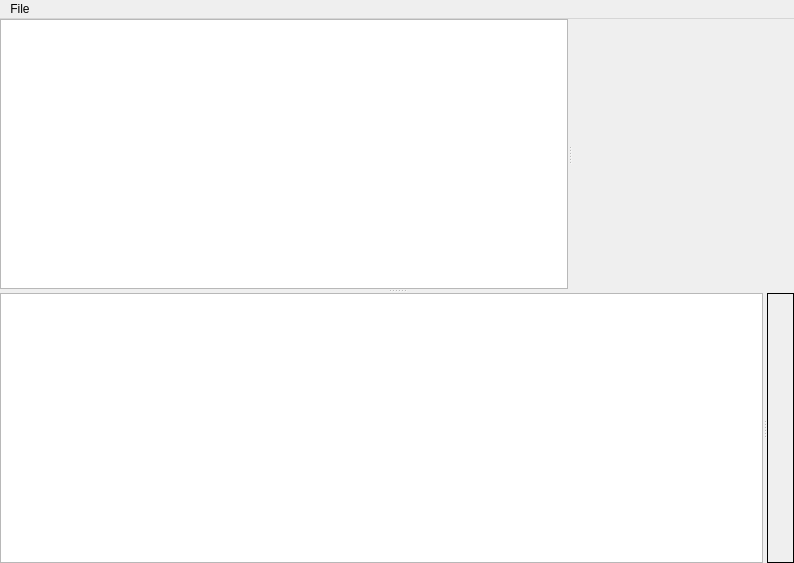
Above: cubes3d.ui from spacesinmotion/Cubes3D before the change. Below: the same form after it.
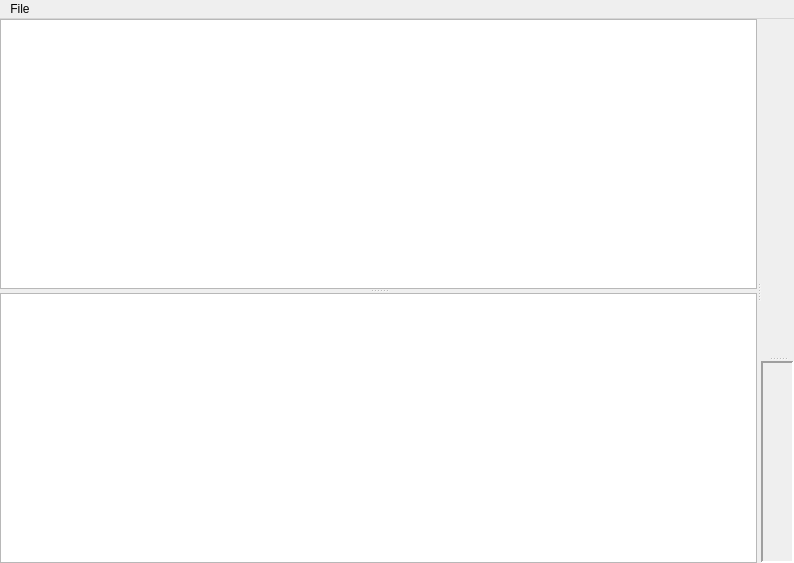
That is the form after the change. Custom widgets are drawn as their Qt base class.

Commit message: change screen alignment

Patch:
```diff
--- a/cubes3d.ui
+++ b/cubes3d.ui
@@ -14,7 +14,10 @@
    <string>Cubes3D</string>
   </property>
   <widget class="QWidget" name="centralWidget">
-   <layout class="QHBoxLayout" name="horizontalLayout">
+   <layout class="QVBoxLayout" name="verticalLayout">
+    <property name="spacing">
+     <number>0</number>
+    </property>
     <property name="leftMargin">
      <number>0</number>
     </property>
@@ -28,13 +31,13 @@
      <number>0</number>
     </property>
     <item>
-     <widget class="QSplitter" name="spTopBottom">
+     <widget class="QSplitter" name="spLeftRight">
       <property name="orientation">
-       <enum>Qt::Vertical</enum>
+       <enum>Qt::Horizontal</enum>
       </property>
       <widget class="QSplitter" name="spCodeScene">
        <property name="orientation">
-        <enum>Qt::Horizontal</enum>
+        <enum>Qt::Vertical</enum>
        </property>
        <widget class="QTextEdit" name="teFeIn">
         <property name="font">
@@ -44,12 +47,6 @@
          </font>
         </property>
        </widget>
-       <widget class="View3D" name="view3d" native="true"/>
-      </widget>
-      <widget class="QSplitter" name="spLogImg">
-       <property name="orientation">
-        <enum>Qt::Horizontal</enum>
-       </property>
        <widget class="QTextEdit" name="teFeOut">
         <property name="font">
          <font>
@@ -61,9 +58,24 @@
          <set>Qt::TextSelectableByKeyboard|Qt::TextSelectableByMouse</set>
         </property>
        </widget>
-       <widget class="QLabel" name="label">
+      </widget>
+      <widget class="QSplitter" name="spViews">
+       <property name="orientation">
+        <enum>Qt::Vertical</enum>
+       </property>
+       <widget class="View3D" name="view3d" native="true"/>
+       <widget class="QLabel" name="laPixelPreview">
         <property name="frameShape">
-         <enum>QFrame::Box</enum>
+         <enum>QFrame::Panel</enum>
+        </property>
+        <property name="frameShadow">
+         <enum>QFrame::Sunken</enum>
+        </property>
+        <property name="lineWidth">
+         <number>2</number>
+        </property>
+        <property name="midLineWidth">
+         <number>2</number>
         </property>
         <property name="text">
          <string/>
```
Left out of the diff: 2 changed lines with no effect on the pictures. The commit also changes 2 other files.
